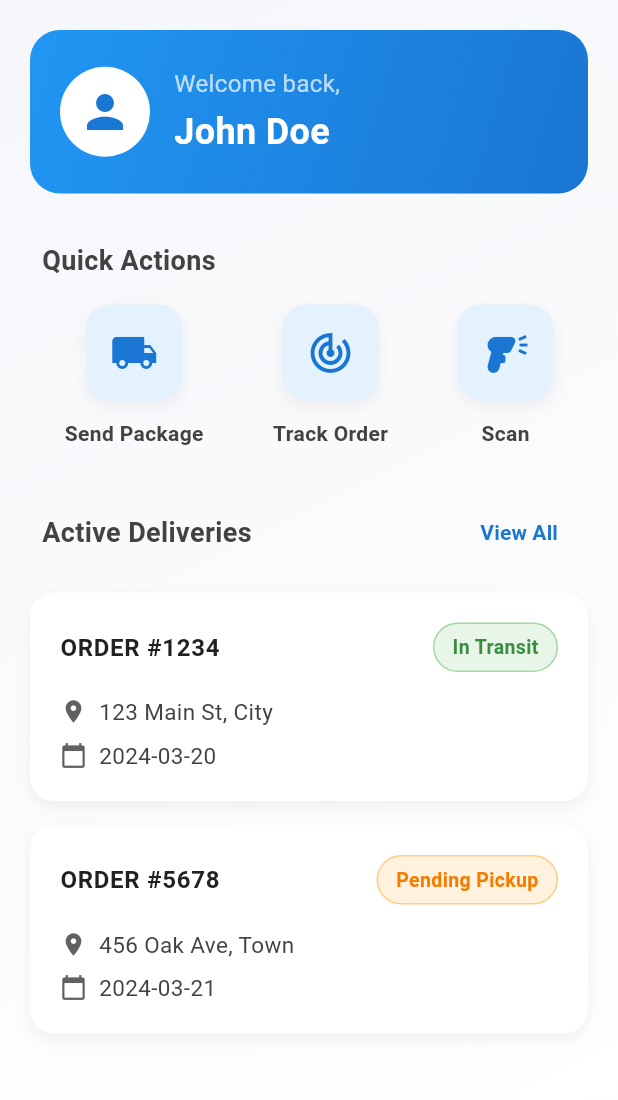
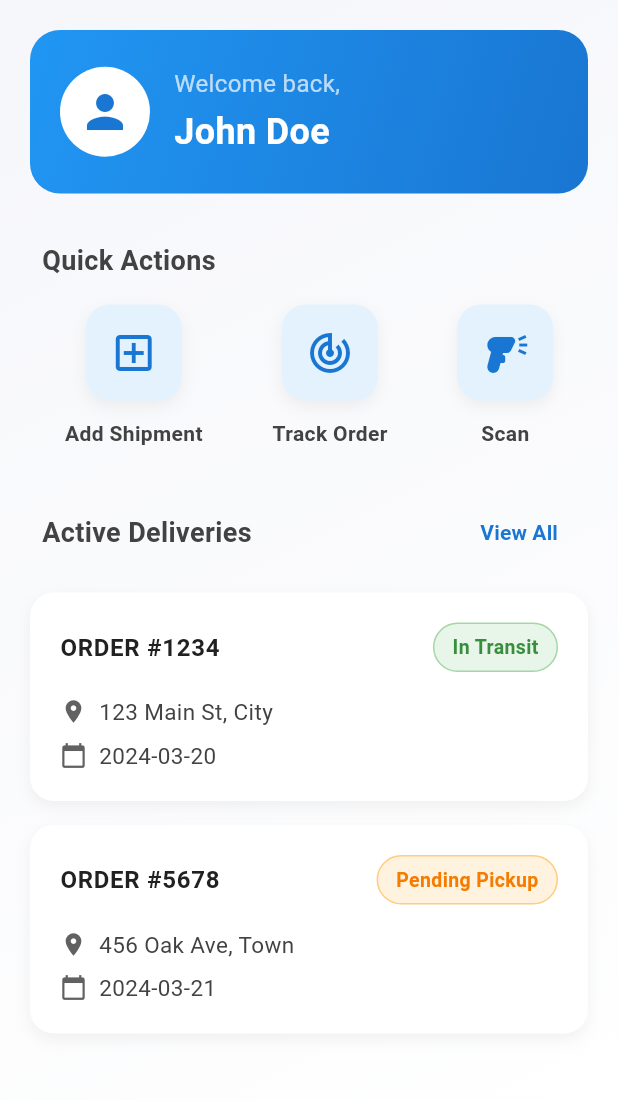
Before and after one commit to AbdulsemedM/Courier-App, a Flutter app: the HomeScreen screen opened directly, on a phone screen of 412 x 824 dp, the part 84-1184 px from its top. Run offline on Flutter 3.47's test engine with Material 3 defaults, Android fonts, the phone set to English and light mode, and no system bars; our stand-ins replace bottom_navy_bar, flutter_bloc, flutter_secure_storage, permission_handler, shared_preferences, shimmer; missing offline and left inert: mobile_scanner; accounts and stored records are empty.

Commit message:
home page add shipment added

```diff
--- a/lib/features/home_screen/presentation/screen/home_screen.dart
+++ b/lib/features/home_screen/presentation/screen/home_screen.dart
@@ -150,8 +150,8 @@ class _HomeScreenState extends State<HomeScreen> {
                 mainAxisAlignment: MainAxisAlignment.spaceAround,
                 children: [
                   HomeWidgets.buildQuickActionButton(
-                    icon: Icons.local_shipping,
-                    label: 'Send Package',
+                    icon: Icons.add_box_outlined,
+                    label: 'Add Shipment',
                     onTap: () {
                       // Handle send package
                     },
```
